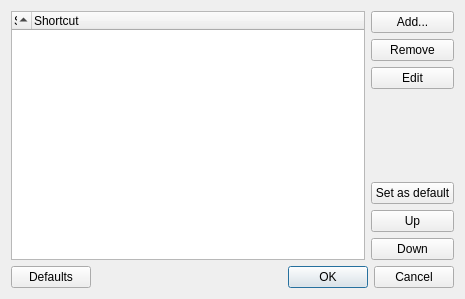
The window that src/lib/opensearch/searchenginesdialog.ui (Tauzun/midori-web-) describes before a commit, drawn with Qt 5.
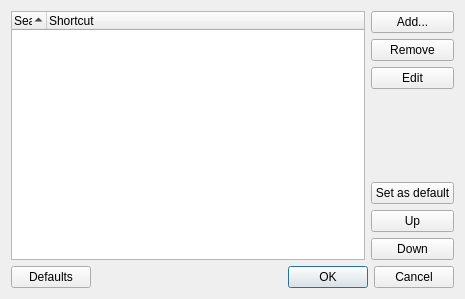
The same window after the commit.

What changed in the file:
```diff
--- a/src/lib/opensearch/searchenginesdialog.ui
+++ b/src/lib/opensearch/searchenginesdialog.ui
@@ -82,7 +82,7 @@
       <bool>true</bool>
      </property>
      <attribute name="headerDefaultSectionSize">
-      <number>0</number>
+      <number>35</number>
      </attribute>
      <column>
       <property name="text">
```
Left out of the diff: 27 changed lines with no effect on the pictures.
